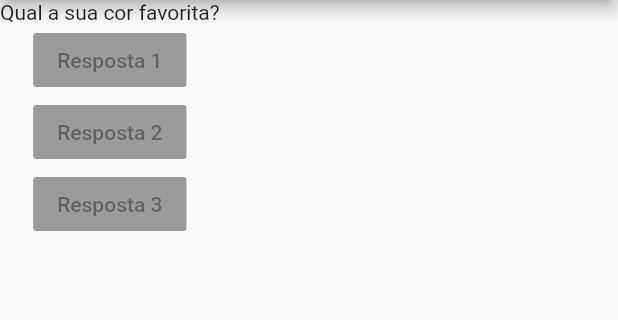
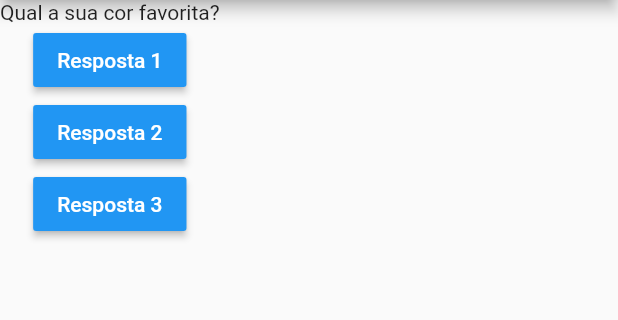
Before and after one commit to kerleysousa/udemy-dart-projeto-perguntas, a Flutter app: the screen it shows after launch, on a phone screen of 412 x 824 dp, the part 84-404 px from its top. Run offline on Flutter 3.47's test engine with Material 2 defaults, Android fonts, the phone set to English and light mode, and no system bars.

Commit message:
Adicionando função Callback

```diff
--- a/lib/main.dart
+++ b/lib/main.dart
@@ -32,9 +32,9 @@ class PerguntaAppState extends State<PerguntaApp>{
         body: Column(
           children: [
             Questao(perguntas[perguntaSelecionada]),
-            Resposta("Resposta 1"),
-            Resposta("Resposta 2"),
-            Resposta("Resposta 3"),
+            Resposta("Resposta 1", responder),
+            Resposta("Resposta 2", responder),
+            Resposta("Resposta 3", responder),
           ],
         ),
       )
--- a/lib/resposta.dart
+++ b/lib/resposta.dart
@@ -3,13 +3,17 @@ import 'package:flutter/material.dart';
 class Resposta extends StatelessWidget {
 
   final String texto;
-  Resposta(this.texto);
+  final void Function() funcaoResposta;
+
+  Resposta(this.texto, this.funcaoResposta);
 
   @override
   Widget build(BuildContext context) {
     return RaisedButton(
+      color: Colors.blue,
+      textColor: Colors.white,
       child: Text(texto),
-      onPressed: null,
+      onPressed: funcaoResposta,
     );
   }
 }
```
